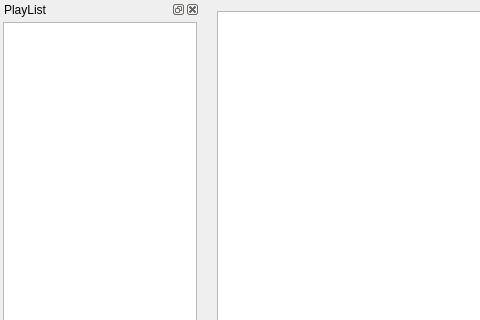
Before: the Qt Designer form src/MainWindow.ui in ArchangelSDY/Silica, drawn with Qt 5; both pictures show x 0 to 480 and y 0 to 320 of the 1024 by 572 pixel window.
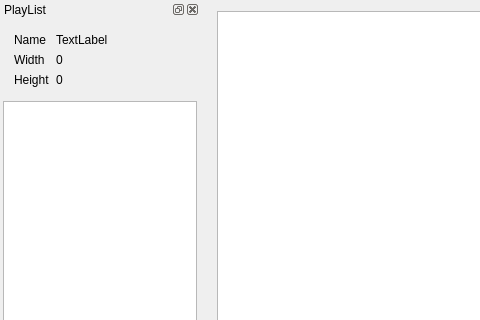
After: the same form once the commit is applied. Custom widgets are drawn as their Qt base class.

Commit message: Show basic image info in info widget.

```diff
--- a/src/MainWindow.ui
+++ b/src/MainWindow.ui
@@ -38,7 +38,7 @@
    <property name="minimumSize">
     <size>
      <width>200</width>
-     <height>135</height>
+     <height>289</height>
     </size>
    </property>
    <property name="floating">
@@ -73,6 +73,57 @@
      <property name="bottomMargin">
       <number>3</number>
      </property>
+     <item>
+      <widget class="QWidget" name="infoWidget" native="true">
+       <layout class="QFormLayout" name="formLayout_2">
+        <property name="fieldGrowthPolicy">
+         <enum>QFormLayout::FieldsStayAtSizeHint</enum>
+        </property>
+        <item row="0" column="0">
+         <widget class="QLabel" name="lblNamePrefix">
+          <property name="text">
+           <string>Name</string>
+          </property>
+         </widget>
+        </item>
+        <item row="1" column="0">
+         <widget class="QLabel" name="lblWidthPrefix">
+          <property name="text">
+           <string>Width</string>
+          </property>
+         </widget>
+        </item>
+        <item row="1" column="1">
+         <widget class="QLabel" name="lblWidth">
+          <property name="text">
+           <string>0</string>
+          </property>
+         </widget>
+        </item>
+        <item row="2" column="0">
+         <widget class="QLabel" name="lblHeightPrefix">
+          <property name="text">
+           <string>Height</string>
+          </property>
+         </widget>
+        </item>
+        <item row="2" column="1">
+         <widget class="QLabel" name="lblHeight">
+          <property name="text">
+           <string>0</string>
+          </property>
+         </widget>
+        </item>
+        <item row="0" column="1">
+         <widget class="QLabel" name="lblName">
+          <property name="text">
+           <string>TextLabel</string>
+          </property>
+         </widget>
+        </item>
+       </layout>
+      </widget>
+     </item>
      <item>
       <widget class="QListWidget" name="playListWidget">
        <property name="maximumSize">
```
The commit also changes 2 other files.
